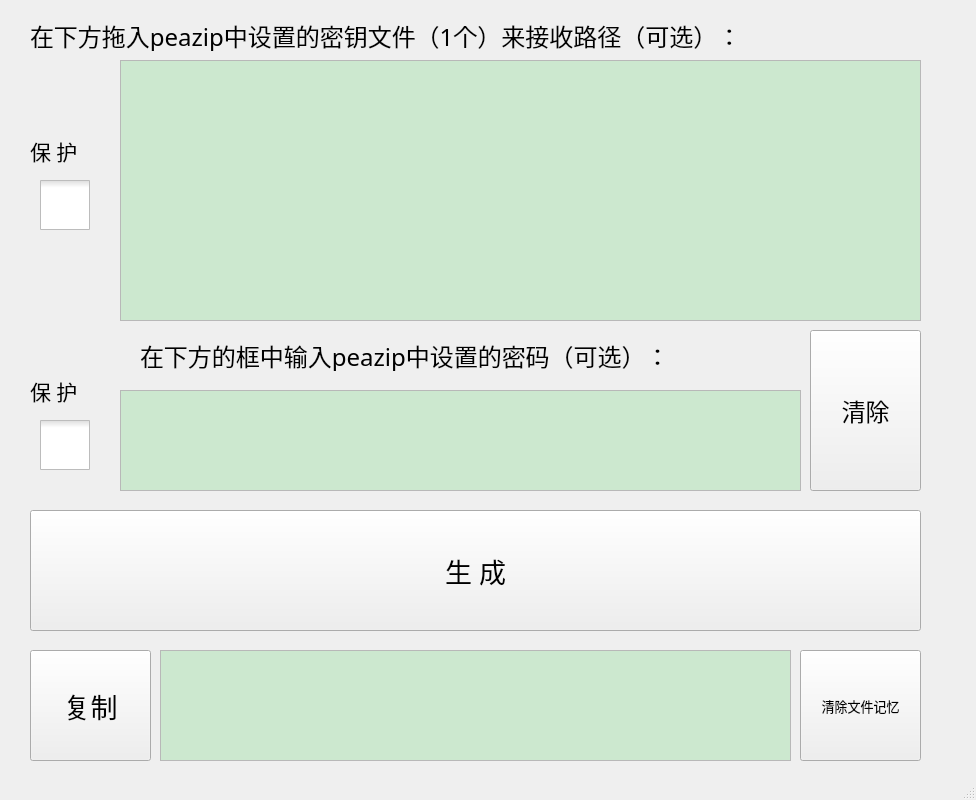
Above: Peazip文件密钥 - 转 - 明文密码（v1.0）【源码】/bin/ui.ui from ssh-buanshishi/peazip_filekey_encryption_mode_to_plaintext_password before the change. Below: the same form after it.
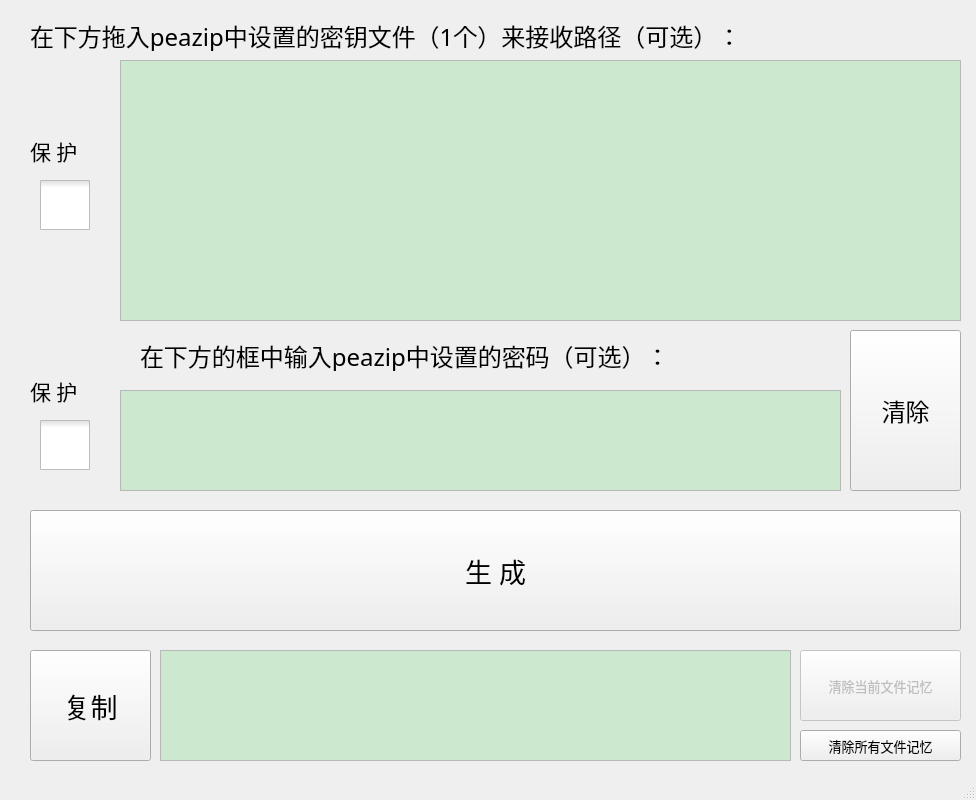
That is the form after the change. Icons and pictures are not drawn.

```diff
--- a/Peazip文件密钥 - 转 - 明文密码（v1.0）【源码】/bin/ui.ui
+++ b/Peazip文件密钥 - 转 - 明文密码（v1.0）【源码】/bin/ui.ui
@@ -69,7 +69,7 @@
      <rect>
       <x>120</x>
       <y>60</y>
-      <width>801</width>
+      <width>841</width>
       <height>261</height>
      </rect>
     </property>
@@ -323,7 +323,7 @@
      <rect>
       <x>120</x>
       <y>390</y>
-      <width>681</width>
+      <width>721</width>
       <height>101</height>
      </rect>
     </property>
@@ -507,7 +507,7 @@
      <rect>
       <x>30</x>
       <y>510</y>
-      <width>891</width>
+      <width>931</width>
       <height>121</height>
      </rect>
     </property>
@@ -649,7 +649,7 @@
    <widget class="QPushButton" name="clear_input">
     <property name="geometry">
      <rect>
-      <x>810</x>
+      <x>850</x>
       <y>330</y>
       <width>111</width>
       <height>161</height>
@@ -718,9 +718,9 @@
     <property name="geometry">
      <rect>
       <x>800</x>
-      <y>650</y>
-      <width>121</width>
-      <height>111</height>
+      <y>730</y>
+      <width>161</width>
+      <height>31</height>
      </rect>
     </property>
     <property name="font">
@@ -748,7 +748,7 @@
      <string notr="true"/>
     </property>
     <property name="text">
-     <string notr="true">清除文件记忆</string>
+     <string notr="true">清除所有文件记忆</string>
     </property>
    </widget>
    <widget class="QLabel" name="label_3">
@@ -889,7 +889,7 @@
      <rect>
       <x>120</x>
       <y>60</y>
-      <width>801</width>
+      <width>841</width>
       <height>261</height>
      </rect>
     </property>
@@ -1000,6 +1000,46 @@
      <string notr="true"/>
     </property>
    </widget>
+   <widget class="QPushButton" name="clear_current_history">
+    <property name="enabled">
+     <bool>false</bool>
+    </property>
+    <property name="geometry">
+     <rect>
+      <x>800</x>
+      <y>650</y>
+      <width>161</width>
+      <height>71</height>
+     </rect>
+    </property>
+    <property name="font">
+     <font>
+      <family>宋体</family>
+      <pointsize>10</pointsize>
+     </font>
+    </property>
+    <property name="toolTip">
+     <string notr="true">每处理一个文件，程序都会记忆文件所对应的密钥值，来加快运行速度。当【当前文件】被修改后，想要对【当前文件】重新计算和生成时，请点击这个按钮以清除【当前文件】的记忆值</string>
+    </property>
+    <property name="toolTipDuration">
+     <number>45000</number>
+    </property>
+    <property name="statusTip">
+     <string notr="true"/>
+    </property>
+    <property name="whatsThis">
+     <string notr="true"/>
+    </property>
+    <property name="accessibleName">
+     <string notr="true"/>
+    </property>
+    <property name="accessibleDescription">
+     <string notr="true"/>
+    </property>
+    <property name="text">
+     <string notr="true">清除当前文件记忆</string>
+    </property>
+   </widget>
    <zorder>file_drop_display_layer</zorder>
    <zorder>file_drop_area</zorder>
    <zorder>password_input_area</zorder>
```
Left out of the diff: 10 changed lines with no effect on the pictures.
